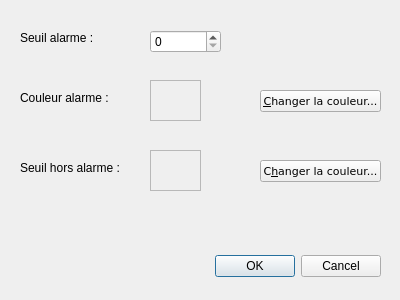
The window that DialogCSeuilAlarme/dialogcseuilalarme.ui (Liovax1/TP2_VCub) describes before a commit, drawn with Qt 5.
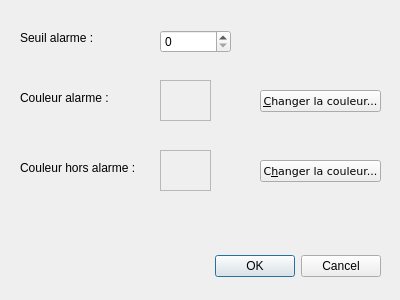
The same window after the commit.

Diff of the .ui file:
```diff
--- a/DialogCSeuilAlarme/dialogcseuilalarme.ui
+++ b/DialogCSeuilAlarme/dialogcseuilalarme.ui
@@ -32,7 +32,7 @@
   <widget class="QSpinBox" name="spinBox">
    <property name="geometry">
     <rect>
-     <x>150</x>
+     <x>160</x>
      <y>30</y>
      <width>71</width>
      <height>23</height>
@@ -68,7 +68,7 @@
   <widget class="QFrame" name="frame">
    <property name="geometry">
     <rect>
-     <x>150</x>
+     <x>160</x>
      <y>80</y>
      <width>51</width>
      <height>41</height>
@@ -86,18 +86,18 @@
     <rect>
      <x>20</x>
      <y>160</y>
-     <width>121</width>
+     <width>131</width>
      <height>16</height>
     </rect>
    </property>
    <property name="text">
-    <string>Seuil hors alarme :</string>
+    <string>Couleur hors alarme :</string>
    </property>
   </widget>
   <widget class="QFrame" name="frame_2">
    <property name="geometry">
     <rect>
-     <x>150</x>
+     <x>160</x>
      <y>150</y>
      <width>51</width>
      <height>41</height>
```
